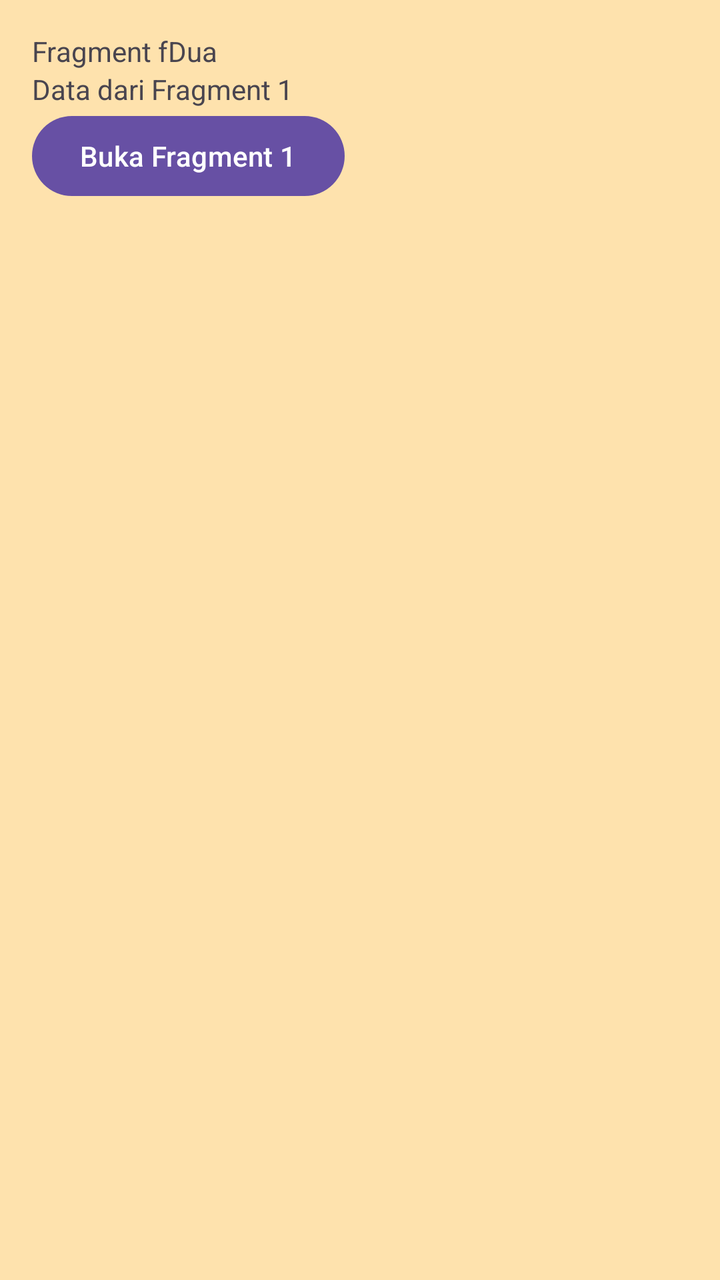
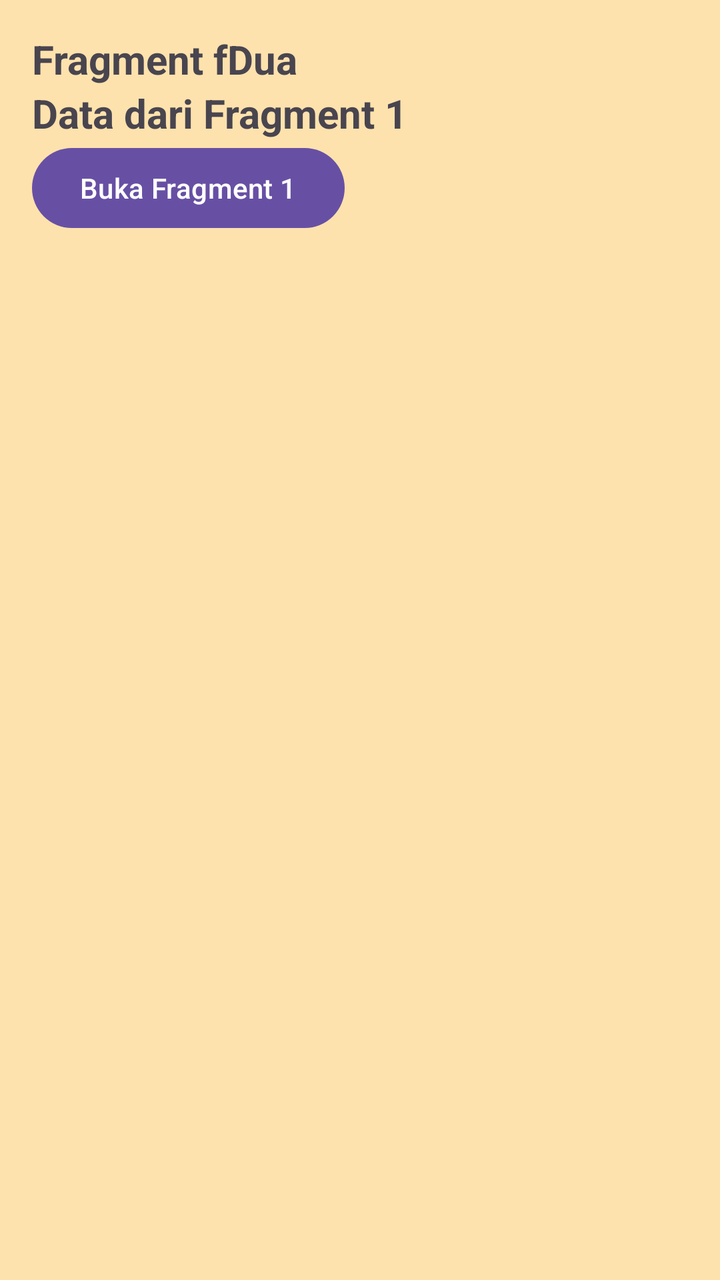

Two renders of the same Android screen: before a commit and after it. Below are the layout's source before the change and the commit's diff.
<!-- AndroidManifest.xml: application theme Theme.LatFragmentSederhana -->
<!-- res/layout/fragment_f_dua.xml -->
<?xml version="1.0" encoding="utf-8"?>
<LinearLayout xmlns:android="http://schemas.android.com/apk/res/android"
    android:layout_width="match_parent"
    android:layout_height="match_parent"
    android:background="#FEE2AD"
    android:orientation="vertical"
    android:padding="16dp">

    <TextView
        android:id="@+id/tvJudul"
        android:layout_width="wrap_content"
        android:layout_height="wrap_content"
        android:text="Fragment fDua"/>

    <TextView
        android:id="@+id/tvHasil"
        android:layout_width="wrap_content"
        android:layout_height="wrap_content"
        android:text="Data dari Fragment 1"/>

    <Button
        android:id="@+id/btnOpenFDua"
        android:layout_width="wrap_content"
        android:layout_height="wrap_content"
        android:text="Buka Fragment 1"/>

</LinearLayout>
<!-- resources referenced by this layout -->
<resources>
  <style name="Theme.LatFragmentSederhana" parent="Base.Theme.LatFragmentSederhana" />
  <style name="Base.Theme.LatFragmentSederhana" parent="Theme.Material3.DayNight.NoActionBar">
          
          
      </style>
</resources>

<!-- the commit's change to res/layout/fragment_f_dua.xml (unified diff, before → after) -->
@@ -10,13 +10,17 @@
         android:id="@+id/tvJudul"
         android:layout_width="wrap_content"
         android:layout_height="wrap_content"
-        android:text="Fragment fDua"/>
+        android:text="Fragment fDua"
+        android:textSize="20sp"
+        android:textStyle="bold"/>
 
     <TextView
         android:id="@+id/tvHasil"
         android:layout_width="wrap_content"
         android:layout_height="wrap_content"
-        android:text="Data dari Fragment 1"/>
+        android:text="Data dari Fragment 1"
+        android:textSize="20sp"
+        android:textStyle="bold"/>
 
     <Button
         android:id="@+id/btnOpenFDua"
